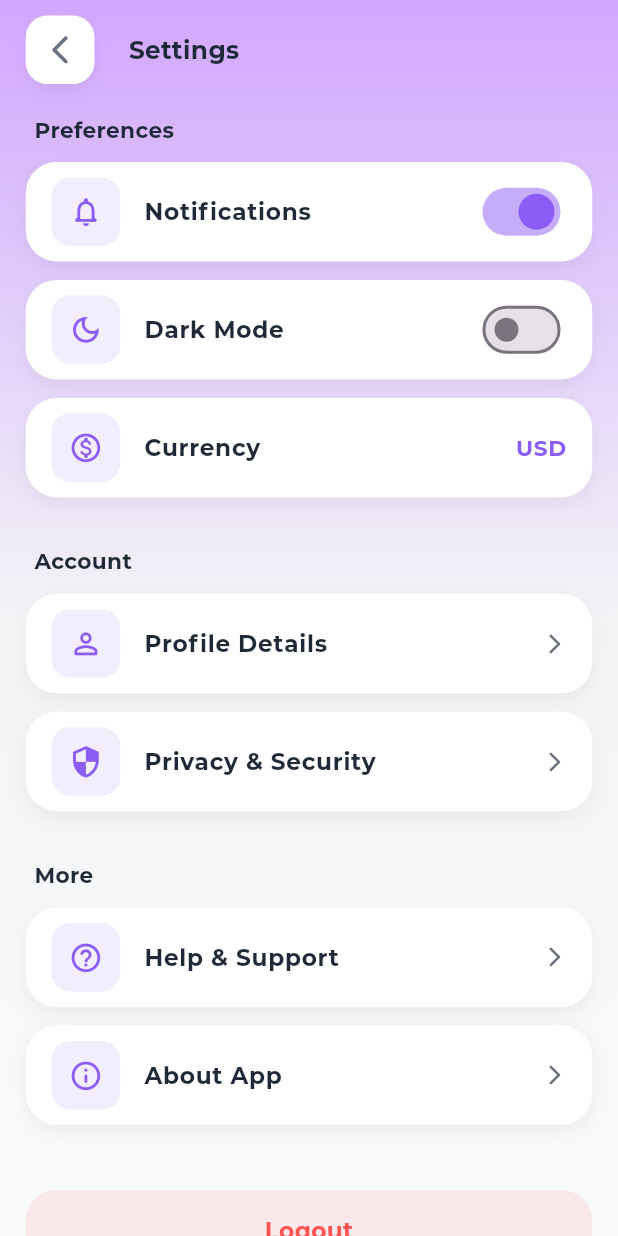
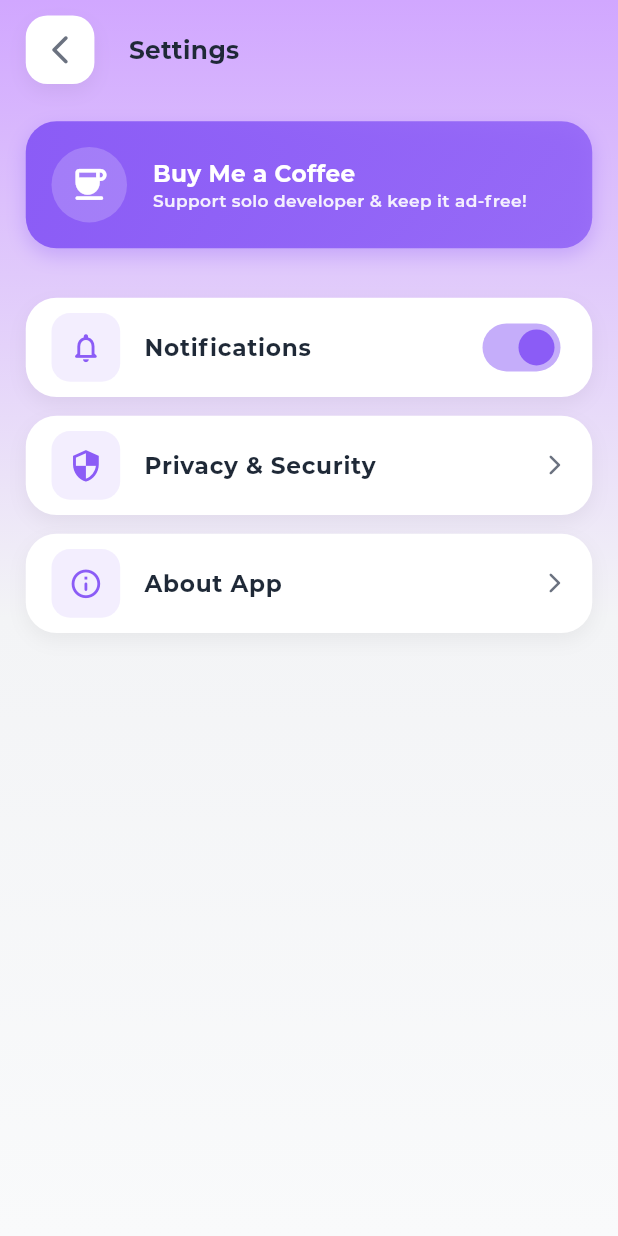
Before and after one commit to pratikAD-2003/expense_tracker, a Flutter app: the SettingsScreen screen opened by its route, on a phone screen of 412 x 824 dp. Run offline on Flutter 3.47's test engine with Material 3 defaults, Android fonts, the phone set to English and light mode, and no system bars; our stand-ins replace fl_chart, flutter_screenutil, get, permission_handler.

Commit message:
beta completedd

```diff
--- a/lib/ui/home/home_screen.dart
+++ b/lib/ui/home/home_screen.dart
@@ -67,9 +67,9 @@ class HomeScreen extends StatelessWidget {
             () => NavigationHelper.navigateTo(AppRoutes.settingsScreen),
           ),
           Text(
-            DateFormat('EEE, d MMM yyyy').format(DateTime.now()),
+            "PocketCA",
             style: TextStyle(
-              fontSize: 16.sp,
+              fontSize: 18.sp,
               fontWeight: FontWeight.bold,
               color: MyTheme.textPrimary,
             ),
@@ -207,7 +207,9 @@ class HomeScreen extends StatelessWidget {
                 ),
               ),
               TextButton(
-                onPressed: () => NavigationHelper.navigateTo(AppRoutes.transactionHistoryScreen),
+                onPressed: () => NavigationHelper.navigateTo(
+                  AppRoutes.transactionHistoryScreen,
+                ),
                 child: Text(
                   "See All",
                   style: TextStyle(
@@ -405,7 +407,8 @@ class DynamicHomeBarChart extends GetView<HomeController> {
                         showTitles: true,
                         getTitlesWidget: (value, meta) {
                           int index = value.toInt();
-                          if (index < 0 || index >= controller.chartData.length) {
+                          if (index < 0 ||
+                              index >= controller.chartData.length) {
                             return const SizedBox();
                           }
 
--- a/lib/ui/settings/settings_screen.dart
+++ b/lib/ui/settings/settings_screen.dart
@@ -24,11 +24,15 @@ class SettingsScreen extends StatelessWidget {
               _header(),
               Expanded(
                 child: ListView(
-                  padding: EdgeInsets.symmetric(horizontal: 15.w, vertical: 10.h),
+                  padding: EdgeInsets.symmetric(
+                    horizontal: 15.w,
+                    vertical: 10.h,
+                  ),
                   children: [
-                    _sectionLabel("Preferences"),
-                    SizedBox(height: 10.h),
-                    Obx(() => _buildSettingTile(
+                    _buildBuyMeCoffeeSection(),
+                    SizedBox(height: 20.h),
+                    Obx(
+                      () => _buildSettingTile(
                         icon: Icons.notifications_none_rounded,
                         title: 'Notifications',
                         trailing: Switch(
@@ -36,50 +40,11 @@ class SettingsScreen extends StatelessWidget {
                           onChanged: controller.toggleNotifications,
                           activeColor: MyTheme.primary,
                         ),
-                        )),
-                    Obx(() => _buildSettingTile(
-                          icon: Icons.dark_mode_outlined,
-                          title: 'Dark Mode',
-                          trailing: Switch(
-                            value: controller.isDarkMode.value,
-                            onChanged: controller.toggleDarkMode,
-                            activeColor: MyTheme.primary,
                       ),
-                        )),
-                    _buildSettingTile(
-                      icon: Icons.monetization_on_outlined,
-                      title: 'Currency',
-                      trailing: Obx(() => Text(
-                            controller.selectedCurrency.value,
-                            style: TextStyle(
-                              color: MyTheme.primary,
-                              fontWeight: FontWeight.bold,
-                              fontSize: 14.sp,
-                            ),
-                          )),
-                      onTap: () {
-                        // Show currency picker
-                      },
-                    ),
-                    SizedBox(height: 20.h),
-                    _sectionLabel("Account"),
-                    SizedBox(height: 10.h),
-                    _buildSettingTile(
-                      icon: Icons.person_outline_rounded,
-                      title: 'Profile Details',
-                      onTap: () {},
                     ),
                     _buildSettingTile(
                       icon: Icons.security_outlined,
                       title: 'Privacy & Security',
-                      onTap: () {},
-                    ),
-                    SizedBox(height: 20.h),
-                    _sectionLabel("More"),
-                    SizedBox(height: 10.h),
-                    _buildSettingTile(
-                      icon: Icons.help_outline_rounded,
-                      title: 'Help & Support',
                       onTap: () {},
                     ),
                     _buildSettingTile(
@@ -87,8 +52,6 @@ class SettingsScreen extends StatelessWidget {
                       title: 'About App',
                       onTap: () {},
                     ),
-                    SizedBox(height: 30.h),
-                    _buildLogoutButton(),
                     SizedBox(height: 20.h),
                   ],
                 ),
@@ -105,10 +68,7 @@ class SettingsScreen extends StatelessWidget {
       padding: EdgeInsets.fromLTRB(15.w, 10.h, 15.w, 10.h),
       child: Row(
         children: [
-          _headerAction(
-            Icons.arrow_back_ios_new_rounded,
-            () => Get.back(),
-          ),
+          _headerAction(Icons.arrow_back_ios_new_rounded, () => Get.back()),
           SizedBox(width: 20.w),
           Text(
             'Settings',
@@ -137,15 +97,67 @@ class SettingsScreen extends StatelessWidget {
     );
   }
 
-  Widget _sectionLabel(String label) {
-    return Padding(
-      padding: EdgeInsets.symmetric(horizontal: 5.w),
-      child: Text(
-        label,
+  Widget _buildBuyMeCoffeeSection() {
+    return InkWell(
+      onTap: () {},
+      borderRadius: BorderRadius.circular(20.r),
+      child: Container(
+        margin: EdgeInsets.only(bottom: 12.h, top: 4.h),
+        padding: EdgeInsets.all(15.w),
+        decoration: BoxDecoration(
+          gradient: LinearGradient(
+            colors: [MyTheme.primary, MyTheme.primary.withOpacity(0.8)],
+            begin: Alignment.topLeft,
+            end: Alignment.bottomRight,
+          ),
+          borderRadius: BorderRadius.circular(20.r),
+          boxShadow: [
+            BoxShadow(
+              color: MyTheme.primary.withOpacity(0.3),
+              blurRadius: 10,
+              offset: const Offset(0, 5),
+            ),
+          ],
+        ),
+        child: Row(
+          children: [
+            Container(
+              padding: EdgeInsets.all(10.w),
+              decoration: BoxDecoration(
+                color: Colors.white.withOpacity(0.2),
+                shape: BoxShape.circle,
+              ),
+              child: Icon(
+                Icons.coffee_rounded,
+                color: Colors.white,
+                size: 24.w,
+              ),
+            ),
+            SizedBox(width: 15.w),
+            Expanded(
+              child: Column(
+                crossAxisAlignment: CrossAxisAlignment.start,
+                children: [
+                  Text(
+                    'Buy Me a Coffee',
                     style: TextStyle(
-          fontSize: 14.sp,
+                      fontSize: 15.sp,
                       fontWeight: FontWeight.bold,
-          color: MyTheme.textPrimary,
+                      color: Colors.white,
+                    ),
+                  ),
+                  Text(
+                    'Support solo developer & keep it ad-free!',
+                    style: TextStyle(
+                      fontSize: 11.sp,
+                      fontWeight: FontWeight.w600,
+                      color: Colors.white.withOpacity(0.9),
+                    ),
+                  ),
+                ],
+              ),
+            ),
+          ],
         ),
       ),
     );
@@ -162,7 +174,9 @@ class SettingsScreen extends StatelessWidget {
       decoration: MyTheme.cardDecoration,
       child: ListTile(
         onTap: onTap,
-        shape: RoundedRectangleBorder(borderRadius: BorderRadius.circular(20.r)),
+        shape: RoundedRectangleBorder(
+          borderRadius: BorderRadius.circular(20.r),
+        ),
         contentPadding: EdgeInsets.symmetric(horizontal: 15.w, vertical: 5.h),
         leading: Container(
           height: 40.w,
@@ -181,30 +195,12 @@ class SettingsScreen extends StatelessWidget {
             color: MyTheme.textPrimary,
           ),
         ),
-        trailing: trailing ?? Icon(Icons.arrow_forward_ios_rounded, size: 14.w, color: MyTheme.textSecondary),
-      ),
-    );
-  }
-
-  Widget _buildLogoutButton() {
-    return InkWell(
-      onTap: () {},
-      child: Container(
-        width: double.infinity,
-        padding: EdgeInsets.symmetric(vertical: 15.h),
-        decoration: MyTheme.cardDecoration.copyWith(
-          color: Colors.redAccent.withOpacity(0.1),
-          boxShadow: [],
-        ),
-        child: Center(
-          child: Text(
-            'Logout',
-            style: TextStyle(
-              color: Colors.redAccent,
-              fontSize: 15.sp,
-              fontWeight: FontWeight.bold,
-            ),
-          ),
+        trailing:
+            trailing ??
+            Icon(
+              Icons.arrow_forward_ios_rounded,
+              size: 14.w,
+              color: MyTheme.textSecondary,
             ),
       ),
     );
```
Lines whose indentation alone changed are shown as unchanged.
